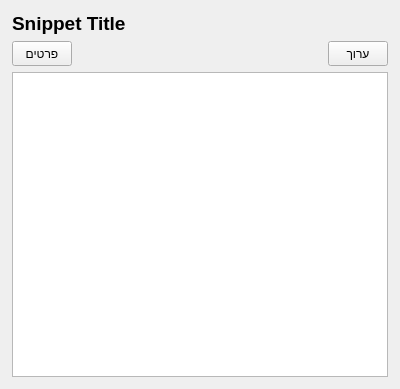
RearmostP/PySnips, file core/screens/ui/snips/widgets/snippet_card.ui: the form before one commit.
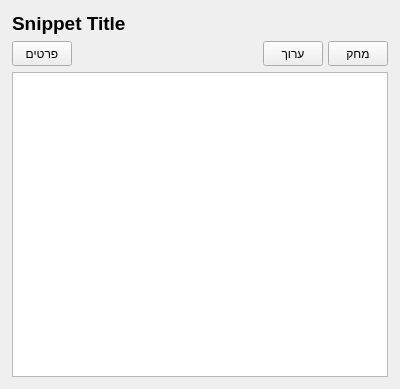
The form after the commit.

What changed in the file:
```diff
--- a/core/screens/ui/snips/widgets/snippet_card.ui
+++ b/core/screens/ui/snips/widgets/snippet_card.ui
@@ -110,6 +110,25 @@
        </property>
       </widget>
      </item>
+     <item>
+      <widget class="QPushButton" name="btn_delete">
+       <property name="minimumSize">
+        <size>
+         <width>60</width>
+         <height>25</height>
+        </size>
+       </property>
+       <property name="maximumSize">
+        <size>
+         <width>60</width>
+         <height>25</height>
+        </size>
+       </property>
+       <property name="text">
+        <string>מחק</string>
+       </property>
+      </widget>
+     </item>
     </layout>
    </item>
    <item>
```
